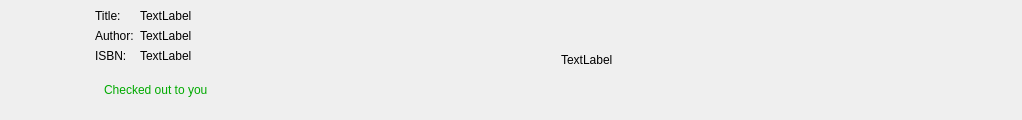
First picture: the form in viewBookItem.ui, repository Mr-Beastman/CS106_A2, before the edit.
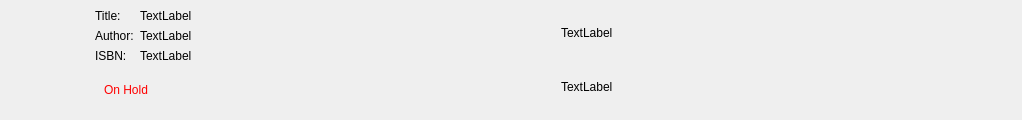
Second picture: the form after the edit. The open tabs and pages were chosen to show the change.

Commit message:
add complete checkout, hold and returns loop for memebers.
Code has been updated to now handle the loan cycle of a library book including automated updating of "next in queue" for hold requests.

rather than store part of the hold information on a user and part on the books entry, they now store only the holdId and a seperate array has been added to the Json file to store the bulk of the information.

Patch:
```diff
--- a/viewBookItem.ui
+++ b/viewBookItem.ui
@@ -196,7 +196,7 @@
       <item>
        <widget class="QStackedWidget" name="availabilityWidget">
         <property name="currentIndex">
-         <number>1</number>
+         <number>2</number>
         </property>
         <widget class="QWidget" name="availablePage">
          <layout class="QVBoxLayout" name="verticalLayout_9">
@@ -232,6 +232,40 @@
           </item>
          </layout>
         </widget>
+        <widget class="QWidget" name="holdPendingPage">
+         <layout class="QVBoxLayout" name="verticalLayout_13">
+          <item>
+           <widget class="QLabel" name="holdPendingLabel">
+            <property name="styleSheet">
+             <string notr="true">#holdPendingLabel{
+	font: 700 12pt &quot;Segoe UI&quot;;
+	color: rgb(255, 0, 0);
+}</string>
+            </property>
+            <property name="text">
+             <string>On Hold</string>
+            </property>
+           </widget>
+          </item>
+         </layout>
+        </widget>
+        <widget class="QWidget" name="holdReadyDisplayPage">
+         <layout class="QVBoxLayout" name="verticalLayout_14">
+          <item>
+           <widget class="QLabel" name="holdReadyDisplayLabel">
+            <property name="styleSheet">
+             <string notr="true">#holdReadyLabel{
+	font: 700 12pt &quot;Segoe UI&quot;;
+	color: rgb(0, 170, 0);
+}</string>
+            </property>
+            <property name="text">
+             <string>Ready for pick up</string>
+            </property>
+           </widget>
+          </item>
+         </layout>
+        </widget>
         <widget class="QWidget" name="notAvailablePage">
          <layout class="QVBoxLayout" name="verticalLayout_10">
           <item>
@@ -385,6 +419,13 @@
          </property>
         </widget>
        </item>
+       <item>
+        <widget class="QLabel" name="holdStoredIdLabel">
+         <property name="text">
+          <string>TextLabel</string>
+         </property>
+        </widget>
+       </item>
       </layout>
      </widget>
      <widget class="QWidget" name="userAvailablePage">
```
Left out of the diff: 6 changed lines with no effect on the pictures. The commit also changes 92 other files.
